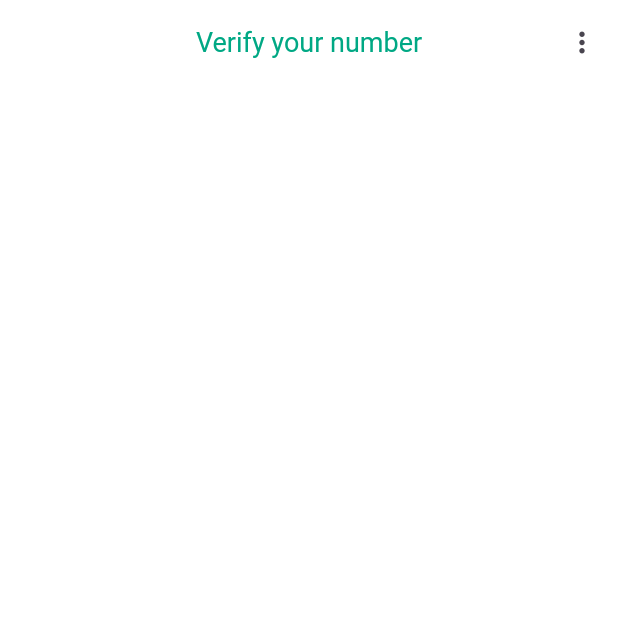
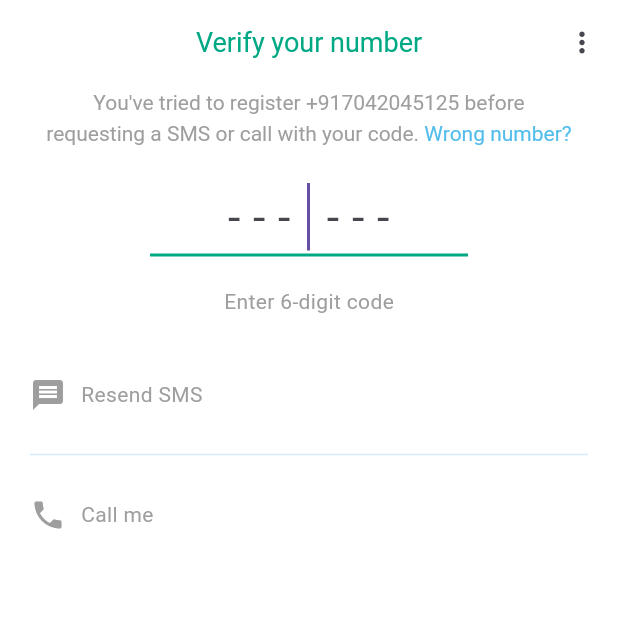
Before and after one commit to satvik2607-sharma/whatsapp_clone_flutter, a Flutter app: the screen it shows after launch, on a phone screen of 412 x 824 dp, the top half of it. Run offline on Flutter 3.47's test engine with Material 3 defaults, Android fonts, the phone set to English and light mode, and no system bars; our stand-ins replace country_picker.

Commit message:
ui of verification page

```diff
--- a/lib/feature/auth/pages/verification_page.dart
+++ b/lib/feature/auth/pages/verification_page.dart
@@ -1,6 +1,7 @@
 import 'package:flutter/material.dart';
 import 'package:whatsapp_clone_flutter/common/utils/colors.dart';
 import 'package:whatsapp_clone_flutter/feature/auth/widgets/custom_icon_button.dart';
+import 'package:whatsapp_clone_flutter/feature/auth/widgets/custom_text_field.dart';
 
 class VerificationPage extends StatefulWidget {
   const VerificationPage({super.key});
@@ -10,6 +11,20 @@ class VerificationPage extends StatefulWidget {
 }
 
 class _VerificationPageState extends State<VerificationPage> {
+  late TextEditingController codeController;
+
+  @override
+  void initState() {
+    codeController = TextEditingController();
+    super.initState();
+  }
+
+  @override
+  void dispose() {
+    codeController.dispose();
+    super.dispose();
+  }
+
   @override
   Widget build(BuildContext context) {
     return Scaffold(
@@ -25,6 +40,95 @@ class _VerificationPageState extends State<VerificationPage> {
           CustomIconButton(onTap: () {}, icon: Icons.more_vert),
         ],
       ),
+      body: SingleChildScrollView(
+        padding: EdgeInsets.symmetric(horizontal: 20),
+        child: Column(
+          children: [
+            Padding(
+              padding: EdgeInsets.symmetric(horizontal: 10),
+              child: RichText(
+                textAlign: TextAlign.center,
+                text: TextSpan(
+                  style: TextStyle(color: Colors.grey, height: 1.5),
+                  children: [
+                    TextSpan(
+                        text:
+                            "You've tried to register +917042045125 before requesting a SMS or call with your code. "),
+                    TextSpan(
+                        text: "Wrong number?",
+                        style: TextStyle(color: Coloors.blueDark))
+                  ],
+                ),
+              ),
+            ),
+            const SizedBox(
+              height: 20,
+            ),
+            Container(
+              padding: EdgeInsets.symmetric(horizontal: 80),
+              child: CustomTextField(
+                controller: codeController,
+                hintText: "- - -   - - -",
+                autoFocus: true,
+                fontSize: 30,
+                keyboardType: TextInputType.number,
+                onChanged: (value) {},
+              ),
+            ),
+            const SizedBox(
+              height: 20,
+            ),
+            Text(
+              'Enter 6-digit code',
+              style: TextStyle(
+                color: Colors.grey,
+              ),
+            ),
+            const SizedBox(
+              height: 40,
+            ),
+            Row(
+              children: [
+                Icon(
+                  Icons.message,
+                  color: Colors.grey,
+                ),
+                const SizedBox(
+                  width: 10,
+                ),
+                Text(
+                  'Resend SMS',
+                  style: TextStyle(color: Colors.grey),
+                )
+              ],
+            ),
+            const SizedBox(
+              height: 20,
+            ),
+            Divider(
+              color: Colors.blue!.withOpacity(0.2),
+            ),
+            const SizedBox(
+              height: 20,
+            ),
+            Row(
+              children: [
+                Icon(
+                  Icons.phone,
+                  color: Colors.grey,
+                ),
+                const SizedBox(
+                  width: 10,
+                ),
+                Text(
+                  'Call me',
+                  style: TextStyle(color: Colors.grey),
+                )
+              ],
+            ),
+          ],
+        ),
+      ),
     );
   }
 }
--- a/lib/feature/auth/widgets/custom_text_field.dart
+++ b/lib/feature/auth/widgets/custom_text_field.dart
@@ -11,6 +11,8 @@ class CustomTextField extends StatelessWidget {
   final VoidCallback? onTap;
   final Widget? suffixIcon;
   final Function(String)? onChanged;
+  final double? fontSize;
+  final bool? autoFocus;
   const CustomTextField(
       {super.key,
       this.controller,
@@ -21,7 +23,9 @@ class CustomTextField extends StatelessWidget {
       this.prefixText,
       this.onTap,
       this.suffixIcon,
-      this.onChanged});
+      this.onChanged,
+      this.fontSize,
+      this.autoFocus});
 
   @override
   Widget build(BuildContext context) {
@@ -32,6 +36,8 @@ class CustomTextField extends StatelessWidget {
       textAlign: textAlign ?? TextAlign.center,
       keyboardType: readOnly == null ? keyboardType : null,
       onChanged: onChanged,
+      autofocus: autoFocus ?? false,
+      style: TextStyle(fontSize: fontSize),
       decoration: InputDecoration(
         hintText: hintText,
         isDense: true,
```
